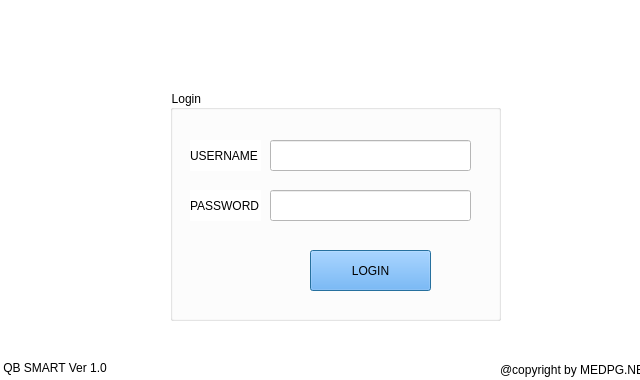
Qt form login.ui (anilkunchalaece/guiA) before a commit.
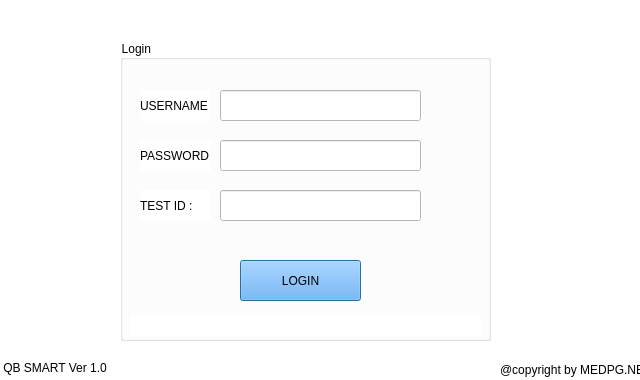
The same form after that commit.

Commit message: Added Test Id in login Ui and Added Verification for the Uid,Pswd and Tid if they are also it set text to the label which is empty in the starting

What changed in the file:
```diff
--- a/login.ui
+++ b/login.ui
@@ -19,10 +19,10 @@
   <widget class="QGroupBox" name="groupBox">
    <property name="geometry">
     <rect>
-     <x>170</x>
-     <y>90</y>
-     <width>331</width>
-     <height>231</height>
+     <x>120</x>
+     <y>40</y>
+     <width>371</width>
+     <height>301</height>
     </rect>
    </property>
    <property name="title">
@@ -57,8 +57,8 @@
    <widget class="QPushButton" name="loginBtn">
     <property name="geometry">
      <rect>
-      <x>140</x>
-      <y>160</y>
+      <x>120</x>
+      <y>220</y>
       <width>121</width>
       <height>41</height>
      </rect>
@@ -97,6 +97,61 @@
      <string>PASSWORD :</string>
     </property>
    </widget>
+   <widget class="QLabel" name="pass_label_2">
+    <property name="geometry">
+     <rect>
+      <x>20</x>
+      <y>150</y>
+      <width>71</width>
+      <height>31</height>
+     </rect>
+    </property>
+    <property name="text">
+     <string>TEST ID :</string>
+    </property>
+   </widget>
+   <widget class="QLineEdit" name="tid_txt">
+    <property name="geometry">
+     <rect>
+      <x>100</x>
+      <y>150</y>
+      <width>201</width>
+      <height>31</height>
+     </rect>
+    </property>
+    <property name="text">
+     <string/>
+    </property>
+    <property name="echoMode">
+     <enum>QLineEdit::Password</enum>
+    </property>
+   </widget>
+   <widget class="QLabel" name="invalidLogin">
+    <property name="enabled">
+     <bool>false</bool>
+    </property>
+    <property name="geometry">
+     <rect>
+      <x>10</x>
+      <y>275</y>
+      <width>351</width>
+      <height>21</height>
+     </rect>
+    </property>
+    <property name="font">
+     <font>
+      <pointsize>12</pointsize>
+      <weight>75</weight>
+      <bold>true</bold>
+     </font>
+    </property>
+    <property name="cursor">
+     <cursorShape>ArrowCursor</cursorShape>
+    </property>
+    <property name="text">
+     <string/>
+    </property>
+   </widget>
   </widget>
   <widget class="QLabel" name="label">
    <property name="geometry">
```
Left out of the diff: 4 changed lines with no effect on the pictures. The commit also changes 3 other files.
